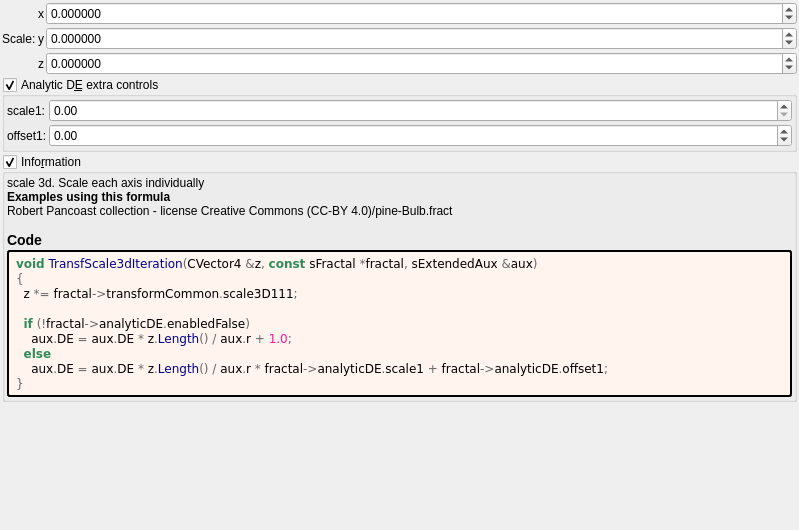
Above: mandelbulber2/formula/ui/transf_scale3d.ui from buddhi1980/mandelbulber2 before the change. Below: the same form after it.
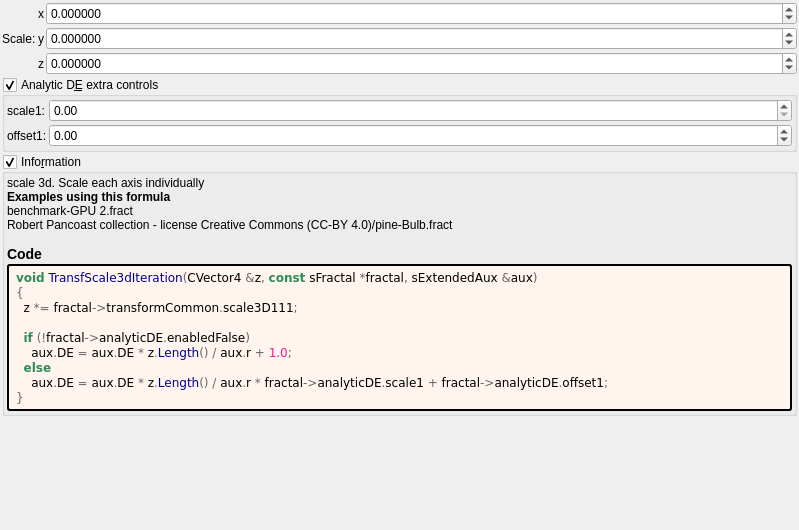
That is the form after the change. Custom widgets are drawn as their Qt base class.

Commit message: Run populate scripts to refresh OpenCL formulas and UIs

The edit to the form file:
```diff
--- a/mandelbulber2/formula/ui/transf_scale3d.ui
+++ b/mandelbulber2/formula/ui/transf_scale3d.ui
@@ -284,7 +284,7 @@
         <property name="text">
          <string notr="true">&lt;p&gt;scale 3d. Scale each axis individually&lt;/p&gt;&lt;table&gt;
 &lt;/table&gt;
-&lt;br&gt;&lt;b&gt;Examples using this formula&lt;/b&gt;&lt;br&gt;Robert Pancoast collection - license Creative Commons (CC-BY 4.0)/pine-Bulb.fract&lt;h3&gt;Code&lt;/h3&gt;</string>
+&lt;br&gt;&lt;b&gt;Examples using this formula&lt;/b&gt;&lt;br&gt;benchmark-GPU 2.fract&lt;br&gt;Robert Pancoast collection - license Creative Commons (CC-BY 4.0)/pine-Bulb.fract&lt;h3&gt;Code&lt;/h3&gt;</string>
         </property>
         <property name="wordWrap">
          <bool>true</bool>
```
The commit also changes 59 other files.
